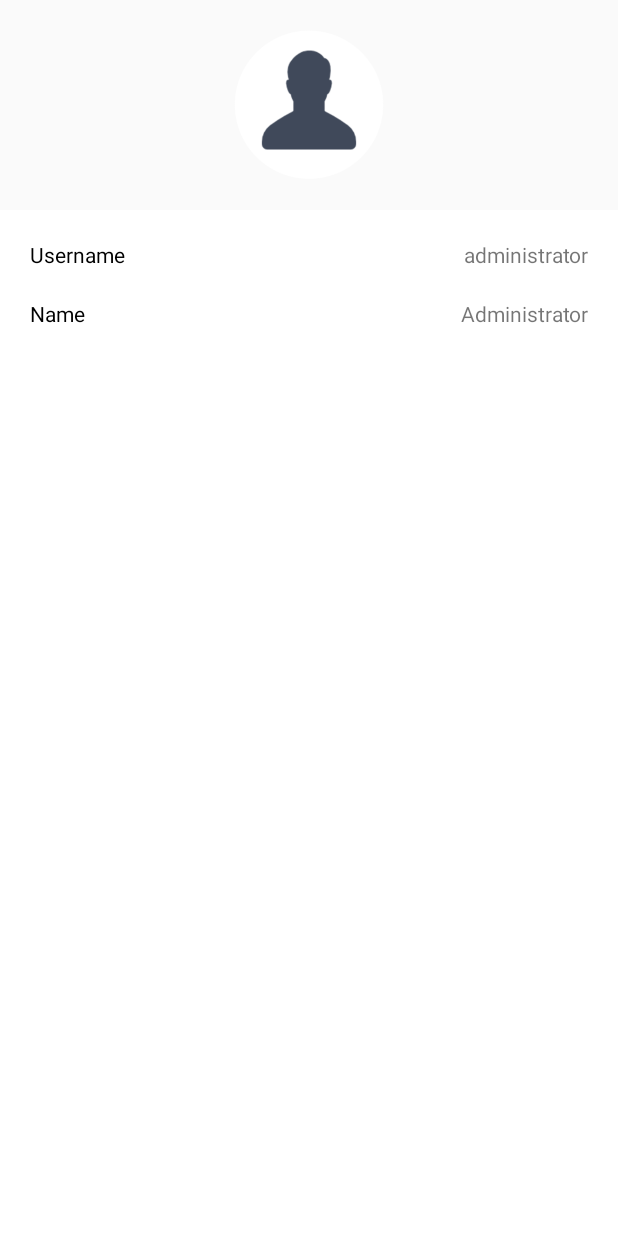
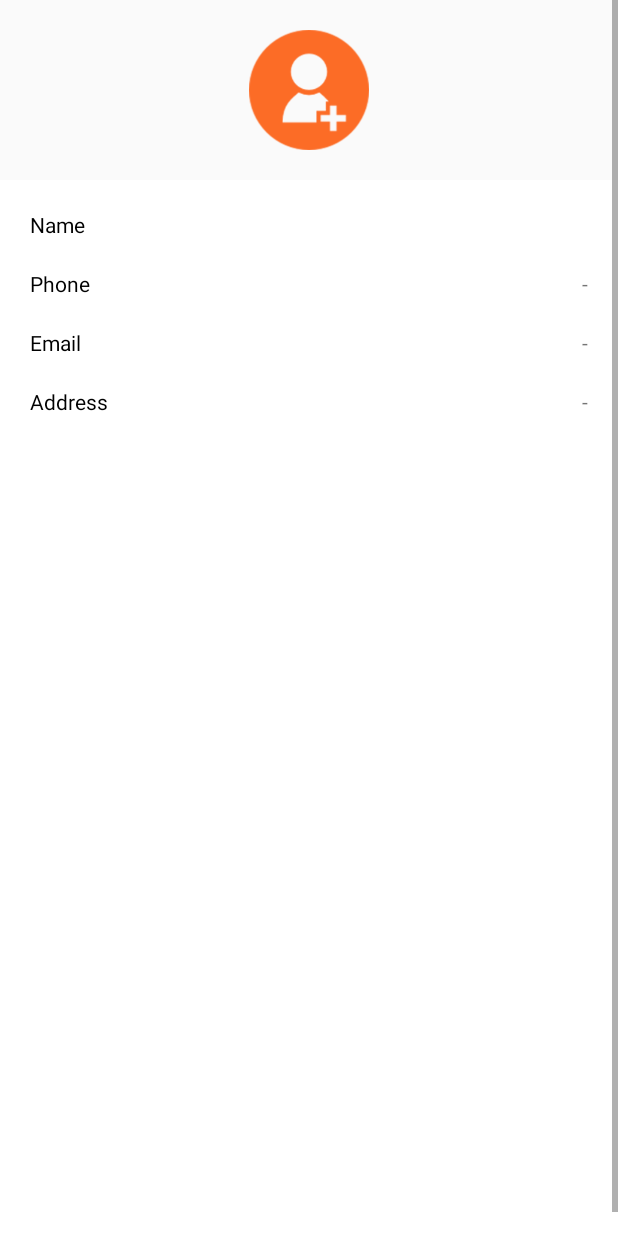
Before and after one commit to davidcast95/HTPrinciple, an Android app: the layout fragment_my_profile.xml on its own in the app's theme, with its tools: preview values and no code run, on a phone screen of 412 x 824 dp. Run offline under Robolectric (Android 15) with nearby library versions, the phone set to English and light mode, and no system bars.

Commit message:
fix profile UI

```diff
--- a/app/src/main/java/com/alumui/android/logistic_marketplace_principle/Lihat_Profil/MyProfile.java
+++ b/app/src/main/java/com/alumui/android/logistic_marketplace_principle/Lihat_Profil/MyProfile.java
@@ -22,7 +22,7 @@ import retrofit2.Response;
 
 
 public class MyProfile extends Fragment {
-    TextView nameTextEdit, phoneTextEdit, emailTextEdit;
+    TextView nameTextEdit, phoneTextEdit, emailTextEdit, addresTextEdit;
 
     public MyProfile() {
         // Required empty public constructor
@@ -37,6 +37,7 @@ public class MyProfile extends Fragment {
         nameTextEdit = (TextView)v.findViewById(R.id.name);
         phoneTextEdit = (TextView)v.findViewById(R.id.telephone);
         emailTextEdit = (TextView)v.findViewById(R.id.email);
+        addresTextEdit = (TextView)v.findViewById(R.id.address);
 
         getProfile();
         return v;
@@ -58,7 +59,8 @@ public class MyProfile extends Fragment {
                         Profil profil = profils.get(0);
                         nameTextEdit.setText(profil.name);
                         phoneTextEdit.setText(profil.phone);
-                        emailTextEdit.setText(profil.address);
+                        emailTextEdit.setText(profil.email);
+                        addresTextEdit.setText(profil.address);
                     }
                 }
             }
--- a/app/src/main/res/layout/fragment_my_profile.xml
+++ b/app/src/main/res/layout/fragment_my_profile.xml
@@ -1,17 +1,19 @@
-<LinearLayout xmlns:android="http://schemas.android.com/apk/res/android"
+<ScrollView xmlns:android="http://schemas.android.com/apk/res/android"
     xmlns:tools="http://schemas.android.com/tools"
     android:layout_width="match_parent"
-    android:layout_height="match_parent"
-    android:orientation="vertical"
-    tools:context="com.alumui.android.logistic_marketplace_principle.Lihat_Profil.MyProfile">
+    android:layout_height="match_parent">
 
     <!-- TODO: Update blank fragment layout -->
+    <LinearLayout
+        android:layout_width="match_parent"
+        android:layout_height="match_parent"
+        android:orientation="vertical">
         <ImageView
-        android:layout_width="100dp"
-        android:layout_height="100dp"
+            android:layout_width="80dp"
+            android:layout_height="80dp"
             android:layout_marginTop="20dp"
             android:layout_marginBottom="20dp"
-        android:src="@drawable/myprofile_foto"
+            android:src="@drawable/driver"
             android:layout_gravity="center"/>
         <LinearLayout
             android:layout_width="match_parent"
@@ -28,14 +30,14 @@
                 <TextView
                     android:layout_width="wrap_content"
                     android:layout_height="wrap_content"
-                android:text="@string/my_profile_username"
+                    android:text="Name"
                     android:textColor="@color/Black"/>
                 <TextView
                     android:layout_width="match_parent"
                     android:layout_height="wrap_content"
                     android:textAlignment="textEnd"
-                android:text="@string/administrator"
-                android:id="@+id/my_profile_username"/>
+                    android:text=""
+                    android:id="@+id/name"/>
             </LinearLayout>
             <LinearLayout
                 android:layout_width="match_parent"
@@ -46,65 +48,52 @@
                 <TextView
                     android:layout_width="wrap_content"
                     android:layout_height="wrap_content"
-                android:text="@string/my_profile_name"
+                    android:text="Phone"
                     android:textColor="@color/Black"/>
                 <TextView
                     android:layout_width="match_parent"
                     android:layout_height="wrap_content"
                     android:textAlignment="textEnd"
-                android:text="Administrator"
-                android:id="@+id/name"/>
+                    android:text="-"
+                    android:id="@+id/telephone"/>
             </LinearLayout>
-        <!--<LinearLayout-->
-            <!--android:layout_width="match_parent"-->
-            <!--android:layout_height="wrap_content"-->
-            <!--android:layout_marginLeft="20dp"-->
-            <!--android:layout_marginRight="20dp"-->
-            <!--android:layout_marginTop="20dp">-->
-            <!--<TextView-->
-                <!--android:layout_width="wrap_content"-->
-                <!--android:layout_height="wrap_content"-->
-                <!--android:text="@string/my_profile_customer_group"-->
-                <!--android:textColor="@color/Black"/>-->
-            <!--<TextView-->
-                <!--android:layout_width="match_parent"-->
-                <!--android:layout_height="wrap_content"-->
-                <!--android:textAlignment="textEnd"-->
-                <!--android:text=""-->
-                <!--android:id="@+id/group"/>-->
-        <!--</LinearLayout>-->
-        <!--<LinearLayout-->
-            <!--android:layout_width="match_parent"-->
-            <!--android:layout_height="wrap_content"-->
-            <!--android:layout_marginLeft="20dp"-->
-            <!--android:layout_marginRight="20dp"-->
-            <!--android:layout_marginTop="20dp">-->
-            <!--<TextView-->
-                <!--android:layout_width="wrap_content"-->
-                <!--android:layout_height="wrap_content"-->
-                <!--android:text="@string/my_profile_gender"-->
-                <!--android:textColor="@color/Black"/>-->
-            <!--<TextView-->
-                <!--android:layout_width="match_parent"-->
-                <!--android:layout_height="wrap_content"-->
-                <!--android:textAlignment="textEnd"-->
-                <!--android:text=""-->
-                <!--android:id="@+id/gender"/>-->
-        <!--</LinearLayout>-->
-        <!--<LinearLayout-->
-            <!--android:layout_width="match_parent"-->
-            <!--android:layout_height="wrap_content"-->
-            <!--android:layout_marginLeft="20dp"-->
-            <!--android:layout_marginRight="20dp"-->
-            <!--android:layout_marginTop="20dp"-->
-            <!--android:id="@+id/changepassword">-->
-            <!--<TextView-->
-                <!--android:layout_width="wrap_content"-->
-                <!--android:layout_height="wrap_content"-->
-                <!--android:text="@string/my_profile_change_password"-->
-                <!--android:textColor="@color/Black"/>-->
-        <!--</LinearLayout>-->
-
+            <LinearLayout
+                android:layout_width="match_parent"
+                android:layout_height="wrap_content"
+                android:layout_marginLeft="20dp"
+                android:layout_marginRight="20dp"
+                android:layout_marginTop="20dp">
+                <TextView
+                    android:layout_width="wrap_content"
+                    android:layout_height="wrap_content"
+                    android:text="Email"
+                    android:textColor="@color/Black"/>
+                <TextView
+                    android:layout_width="match_parent"
+                    android:layout_height="wrap_content"
+                    android:textAlignment="textEnd"
+                    android:text="-"
+                    android:id="@+id/email"/>
+            </LinearLayout>
+            <LinearLayout
+                android:layout_width="match_parent"
+                android:layout_height="wrap_content"
+                android:layout_marginLeft="20dp"
+                android:layout_marginRight="20dp"
+                android:layout_marginTop="20dp">
+                <TextView
+                    android:layout_width="wrap_content"
+                    android:layout_height="wrap_content"
+                    android:text="Address"
+                    android:textColor="@color/Black"/>
+                <TextView
+                    android:layout_width="match_parent"
+                    android:layout_height="wrap_content"
+                    android:textAlignment="textEnd"
+                    android:text="-"
+                    android:id="@+id/address"/>
+            </LinearLayout>
+        </LinearLayout>
     </LinearLayout>
 
-</LinearLayout>
+</ScrollView>
```
Lines whose indentation alone changed are shown as unchanged.
